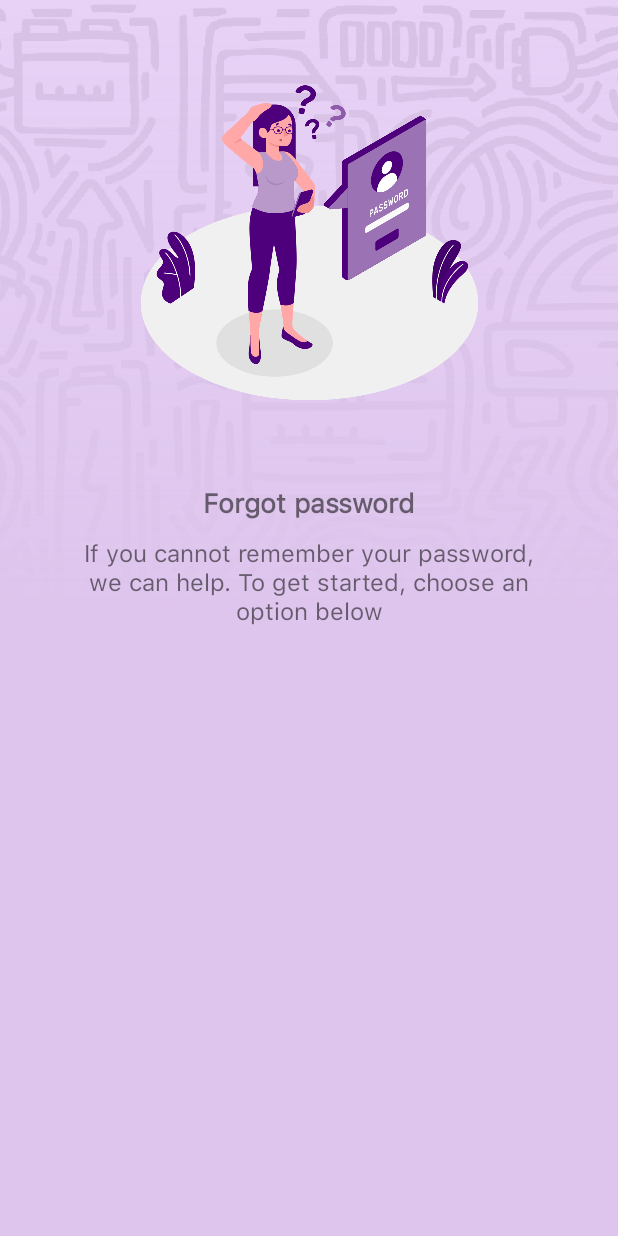
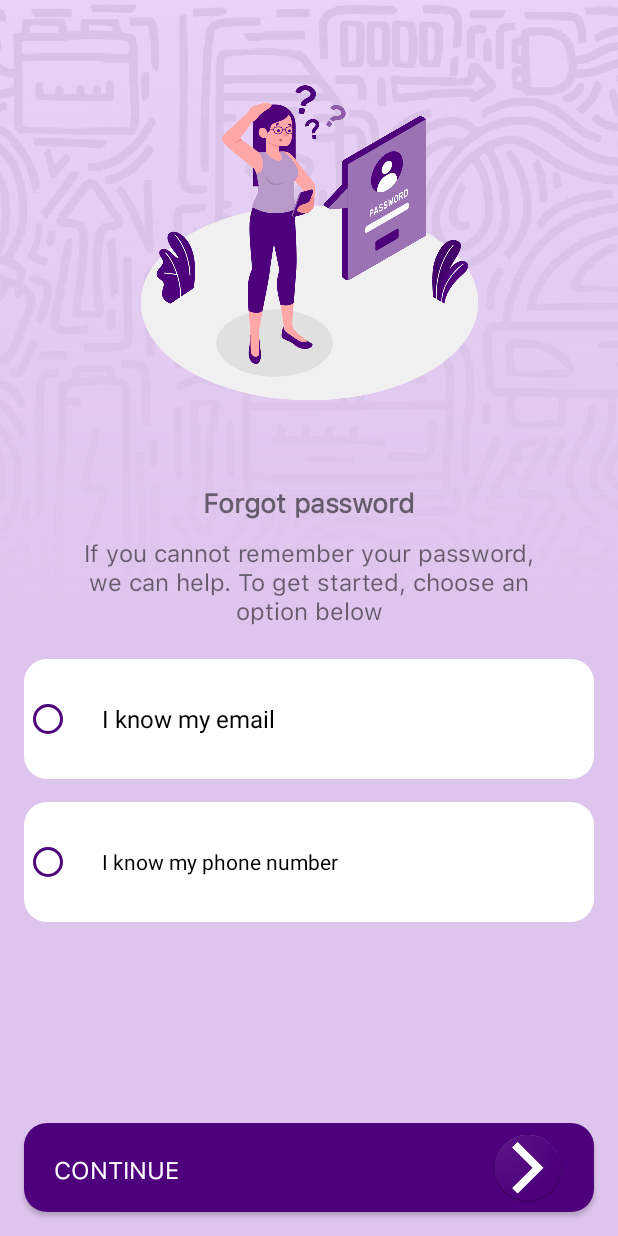
Before and after one commit to Festusyuma-LTD/glaid-customer, an Android app: the ForgotPasswordActivity screen opened directly, with no data from a screen before it, on a phone screen of 412 x 824 dp. Run offline under Robolectric (Android 15) with nearby library versions, the phone set to English and light mode, and no system bars; Roboto replaces fonts that are not available here.

Commit message:
forgot password page

```diff
--- a/app/build.gradle
+++ b/app/build.gradle
@@ -34,4 +34,5 @@ dependencies {
     testImplementation 'junit:junit:4.12'
     androidTestImplementation 'androidx.test.ext:junit:1.1.1'
     androidTestImplementation 'androidx.test.espresso:espresso-core:3.2.0'
+    implementation 'androidx.cardview:cardview:1.0.0'
 }
--- /dev/null
+++ b/app/src/main/res/drawable/carddrawable.xml
@@ -0,0 +1,6 @@
+<?xml version="1.0" encoding="utf-8"?>
+<shape xmlns:android="http://schemas.android.com/apk/res/android">
+    <corners android:radius="15dp"/>
+    <solid android:color="@android:color/white"/>
+    <size android:height="80dp"/>
+</shape>
--- a/app/src/main/res/layout/activity_forgot_password.xml
+++ b/app/src/main/res/layout/activity_forgot_password.xml
@@ -68,6 +68,62 @@
             app:layout_constraintStart_toStartOf="parent"
             app:layout_constraintTop_toBottomOf="@+id/textView21" />
 
+        <RadioGroup
+            android:id="@+id/radioGroup"
+            android:layout_width="0dp"
+            android:layout_height="wrap_content"
+            android:layout_marginStart="16dp"
+            android:layout_marginLeft="16dp"
+            android:layout_marginTop="16dp"
+            android:layout_marginEnd="16dp"
+            android:layout_marginRight="16dp"
+            app:layout_constraintEnd_toEndOf="parent"
+            app:layout_constraintStart_toStartOf="parent"
+            app:layout_constraintTop_toBottomOf="@+id/textView22">
+
+            <RadioButton
+                android:id="@+id/radioButton3"
+                android:layout_width="match_parent"
+                android:layout_height="wrap_content"
+                android:background="@drawable/carddrawable"
+                android:padding="20dp"
+                android:buttonTint="@color/AppPrimaryPurple"
+                android:text="@string/i_know_my_email"
+                android:textSize="16sp" />
+
+            <RadioButton
+                android:id="@+id/radioButton4"
+                android:layout_width="match_parent"
+                android:layout_height="wrap_content"
+                android:layout_marginTop="15dp"
+                android:background="@drawable/carddrawable"
+                android:buttonTint="@color/AppPrimaryPurple"
+                android:padding="20dp"
+                android:text="@string/i_know_my_phone_number" />
+        </RadioGroup>
+
+        <Button
+            android:id="@+id/button3"
+            android:layout_width="0dp"
+            android:layout_height="59dp"
+            android:layout_marginStart="16dp"
+            android:layout_marginLeft="16dp"
+            android:layout_marginEnd="16dp"
+            android:layout_marginRight="16dp"
+            android:layout_marginBottom="16dp"
+            android:background="@drawable/mail_button_drawable"
+            android:drawableRight="@mipmap/chevron_right"
+            android:fontFamily="@font/sfpro"
+            android:gravity="start|center_vertical"
+            android:padding="20dp"
+            android:text="Continue"
+            android:textColor="#FFFFFF"
+            android:textSize="16sp"
+            app:layout_constraintBottom_toBottomOf="parent"
+            app:layout_constraintEnd_toEndOf="parent"
+            app:layout_constraintHorizontal_bias="0.498"
+            app:layout_constraintStart_toStartOf="parent" />
+
     </androidx.constraintlayout.widget.ConstraintLayout>
 
 
--- a/app/src/main/res/layout/activity_sign_up.xml
+++ b/app/src/main/res/layout/activity_sign_up.xml
@@ -101,7 +101,6 @@
                     android:singleLine="false"
                     android:text="Let’s get you signed up so you can begin ordering your diesel"
                     android:textSize="16dp"
-                    android:textStyle="bold"
                     app:layout_constraintEnd_toEndOf="parent"
                     app:layout_constraintStart_toStartOf="parent"
                     app:layout_constraintTop_toBottomOf="@+id/textView10" />
--- a/app/src/main/res/values/colors.xml
+++ b/app/src/main/res/values/colors.xml
@@ -5,5 +5,6 @@
     <color name="colorAccent">#03DAC5</color>
     <color name="AppPrimaryColor">#98EDE5F2</color>
     <color name="AppPrimaryColorSolid">#DEC5ED</color>
+    <color name="AppPrimaryPurple">#4e007c</color>
 <!--    <color name="">#ede5f2</color>-->
 </resources>
```
Also changed, not shown: app/src/main/java/festusyuma/com/glaid/LogInActivity.kt (+7 -0 lines), app/src/main/res/layout/activity_log_in.xml (+24 -11 lines), app/src/main/res/values/strings.xml (+9 -0 lines).
